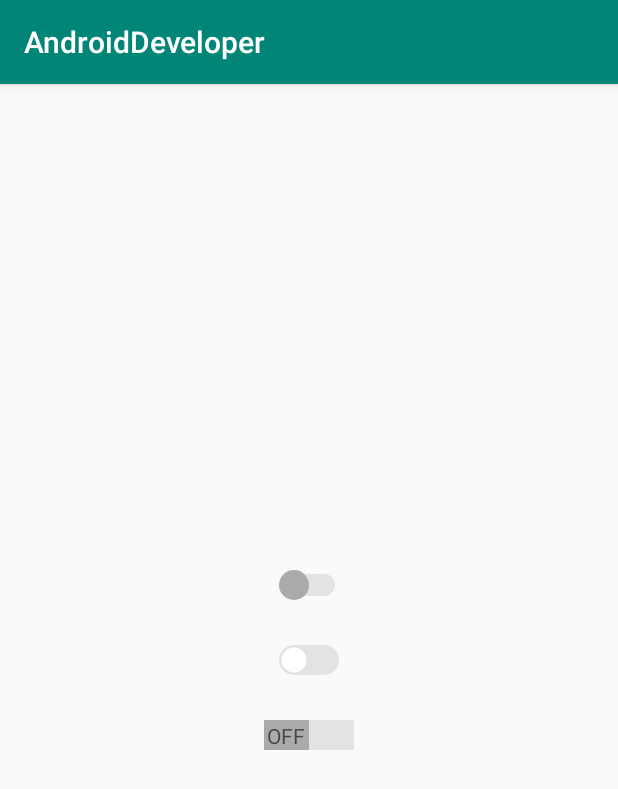
After one commit to hewking/AndroidSamples, an Android app: the fragment SwitchDemoFragment placed in its activity, on a phone screen of 412 x 824 dp. The commit adds this screen. Shown: the top 789 px of the screen. Run offline under Robolectric (Android 15) with nearby library versions, the light colour scheme and no system bars.

Commit message:
feature: add switch demo

```diff
--- a/app/src/main/java/com/hewking/develop/demo/DemoListFragment.kt
+++ b/app/src/main/java/com/hewking/develop/demo/DemoListFragment.kt
@@ -43,6 +43,7 @@ class DemoListFragment : Fragment() {
         it.add(Item(index++, "ResDemoFragment", ResDemoFragment::class.java))
         it.add(Item(index++, "CoroutineDemoFragment", CoroutineDemoFragment::class.java))
         it.add(Item(index++, "Test Toolbar Demo", ToolbarFragment::class.java))
+        it.add(Item(index++, "Switch Custom Demo", SwitchDemoFragment::class.java))
         it.add(Item(index++, "Android 10 MediaStore Demo", CompatAndroidQActivity::class.java))
         it.add(Item(index++, "Drawable Demo", DrawableDemofragment::class.java))
         it.add(Item(index++, "WebViewFragment Demo", WebViewFragment::class.java))
--- /dev/null
+++ b/app/src/main/java/com/hewking/develop/demo/SwitchDemoFragment.kt
@@ -0,0 +1,31 @@
+package com.hewking.develop.demo
+
+import android.os.Bundle
+import android.text.Html
+import android.view.LayoutInflater
+import android.view.View
+import android.view.ViewGroup
+import androidx.fragment.app.Fragment
+import com.hewking.develop.R
+import kotlinx.android.synthetic.main.res_demo_fragment.*
+
+/**
+ * @author: jianhao
+ * @create: 2020/7/21
+ * @description: Android Switch 自定义相关demo
+ */
+class SwitchDemoFragment : Fragment() {
+
+    override fun onCreateView(
+        inflater: LayoutInflater,
+        container: ViewGroup?,
+        savedInstanceState: Bundle?
+    ): View? {
+        return inflater.inflate(R.layout.switch_demo_fragment, container, false)
+    }
+
+    override fun onViewCreated(view: View, savedInstanceState: Bundle?) {
+        super.onViewCreated(view, savedInstanceState)
+    }
+
+}
--- /dev/null
+++ b/app/src/main/res/drawable/switch_custom_thumb_off.xml
@@ -0,0 +1,8 @@
+<?xml version="1.0" encoding="utf-8"?>
+<shape xmlns:android="http://schemas.android.com/apk/res/android"
+    android:shape="oval">
+    <solid android:color="#AAA" />
+    <size
+        android:width="20dp"
+        android:height="20dp" />
+</shape>
--- /dev/null
+++ b/app/src/main/res/drawable/switch_custom_thumb_on.xml
@@ -0,0 +1,8 @@
+<?xml version="1.0" encoding="utf-8"?>
+<shape xmlns:android="http://schemas.android.com/apk/res/android"
+    android:shape="oval">
+    <solid android:color="#94C5FF" />
+    <size
+        android:width="20dp"
+        android:height="20dp" />
+</shape>
--- /dev/null
+++ b/app/src/main/res/drawable/switch_custom_thumb_selector.xml
@@ -0,0 +1,5 @@
+<?xml version="1.0" encoding="utf-8"?>
+<selector xmlns:android="http://schemas.android.com/apk/res/android">
+    <item android:drawable="@drawable/switch_custom_thumb_on" android:state_checked="true" />
+    <item android:drawable="@drawable/switch_custom_thumb_off" android:state_checked="false" />
+</selector>
--- /dev/null
+++ b/app/src/main/res/drawable/switch_custom_track_off.xml
@@ -0,0 +1,9 @@
+<?xml version="1.0" encoding="utf-8"?>
+<shape xmlns:android="http://schemas.android.com/apk/res/android"
+    android:shape="rectangle">
+    <solid android:color="#E3E3E3" />
+    <stroke
+        android:width="5dp"
+        android:color="#00000000" />
+    <corners android:radius="20dp" />
+</shape>
--- /dev/null
+++ b/app/src/main/res/drawable/switch_custom_track_on.xml
@@ -0,0 +1,9 @@
+<?xml version="1.0" encoding="utf-8"?>
+<shape xmlns:android="http://schemas.android.com/apk/res/android"
+    android:shape="rectangle">
+    <solid android:color="#B6D6FE" />
+    <stroke
+        android:width="5dp"
+        android:color="#00000000" />
+    <corners android:radius="20dp" />
+</shape>
--- /dev/null
+++ b/app/src/main/res/drawable/switch_custom_track_selector.xml
@@ -0,0 +1,5 @@
+<?xml version="1.0" encoding="utf-8"?>
+<selector xmlns:android="http://schemas.android.com/apk/res/android">
+    <item android:drawable="@drawable/switch_custom_track_on" android:state_checked="true" />
+    <item android:drawable="@drawable/switch_custom_track_off" android:state_checked="false" />
+</selector>
--- /dev/null
+++ b/app/src/main/res/drawable/switch_ios_thumb.xml
@@ -0,0 +1,11 @@
+<?xml version="1.0" encoding="utf-8"?>
+<shape xmlns:android="http://schemas.android.com/apk/res/android"
+    android:shape="oval">
+    <solid android:color="#FFF" />
+    <stroke
+        android:width="3dp"
+        android:color="#00000000" />
+    <size
+        android:width="20dp"
+        android:height="20dp" />
+</shape>
--- /dev/null
+++ b/app/src/main/res/drawable/switch_ios_track_off.xml
@@ -0,0 +1,6 @@
+<?xml version="1.0" encoding="utf-8"?>
+<shape xmlns:android="http://schemas.android.com/apk/res/android"
+    android:shape="rectangle">
+    <solid android:color="#E3E3E3" />
+    <corners android:radius="20dp" />
+</shape>
--- /dev/null
+++ b/app/src/main/res/drawable/switch_ios_track_on.xml
@@ -0,0 +1,6 @@
+<?xml version="1.0" encoding="utf-8"?>
+<shape xmlns:android="http://schemas.android.com/apk/res/android"
+    android:shape="rectangle">
+    <solid android:color="#4EDA62" />
+    <corners android:radius="20dp" />
+</shape>
--- /dev/null
+++ b/app/src/main/res/drawable/switch_ios_track_selector.xml
@@ -0,0 +1,5 @@
+<?xml version="1.0" encoding="utf-8"?>
+<selector xmlns:android="http://schemas.android.com/apk/res/android">
+    <item android:drawable="@drawable/switch_ios_track_on" android:state_checked="true" />
+    <item android:drawable="@drawable/switch_ios_track_off" android:state_checked="false" />
+</selector>
--- /dev/null
+++ b/app/src/main/res/drawable/switch_rectangle_thumb_off.xml
@@ -0,0 +1,8 @@
+<?xml version="1.0" encoding="utf-8"?>
+<shape xmlns:android="http://schemas.android.com/apk/res/android"
+    android:shape="rectangle">
+    <solid android:color="#AAA" />
+    <size
+        android:width="30dp"
+        android:height="20dp" />
+</shape>
--- /dev/null
+++ b/app/src/main/res/drawable/switch_rectangle_thumb_on.xml
@@ -0,0 +1,8 @@
+<?xml version="1.0" encoding="utf-8"?>
+<shape xmlns:android="http://schemas.android.com/apk/res/android"
+    android:shape="rectangle">
+    <solid android:color="#FF4081" />
+    <size
+        android:width="30dp"
+        android:height="20dp" />
+</shape>
--- /dev/null
+++ b/app/src/main/res/drawable/switch_rectangle_thumb_selector.xml
@@ -0,0 +1,5 @@
+<?xml version="1.0" encoding="utf-8"?>
+<selector xmlns:android="http://schemas.android.com/apk/res/android">
+    <item android:drawable="@drawable/switch_rectangle_thumb_on" android:state_checked="true" />
+    <item android:drawable="@drawable/switch_rectangle_thumb_off" android:state_checked="false" />
+</selector>
--- /dev/null
+++ b/app/src/main/res/drawable/switch_rectangle_track.xml
@@ -0,0 +1,5 @@
+<?xml version="1.0" encoding="utf-8"?>
+<shape xmlns:android="http://schemas.android.com/apk/res/android"
+    android:shape="rectangle">
+    <solid android:color="#E3E3E3" />
+</shape>
--- /dev/null
+++ b/app/src/main/res/layout/switch_demo_fragment.xml
@@ -0,0 +1,32 @@
+<?xml version="1.0" encoding="utf-8"?>
+<LinearLayout xmlns:android="http://schemas.android.com/apk/res/android"
+    android:layout_width="match_parent"
+    android:layout_height="match_parent"
+    android:gravity="center"
+    android:orientation="vertical">
+
+    <Switch
+        android:layout_width="wrap_content"
+        android:layout_height="wrap_content"
+        android:thumb="@drawable/switch_custom_thumb_selector"
+        android:track="@drawable/switch_custom_track_selector" />
+
+    <Switch
+        android:layout_width="wrap_content"
+        android:layout_height="wrap_content"
+        android:layout_marginTop="30dp"
+        android:thumb="@drawable/switch_ios_thumb"
+        android:track="@drawable/switch_ios_track_selector" />
+
+    <Switch
+        android:layout_width="wrap_content"
+        android:layout_height="wrap_content"
+        android:layout_marginTop="30dp"
+        android:showText="true"
+        android:switchTextAppearance="@android:style/TextAppearance.Small"
+        android:textOff="OFF"
+        android:textOn="ON"
+        android:thumb="@drawable/switch_rectangle_thumb_selector"
+        android:track="@drawable/switch_rectangle_track" />
+
+</LinearLayout>
```
